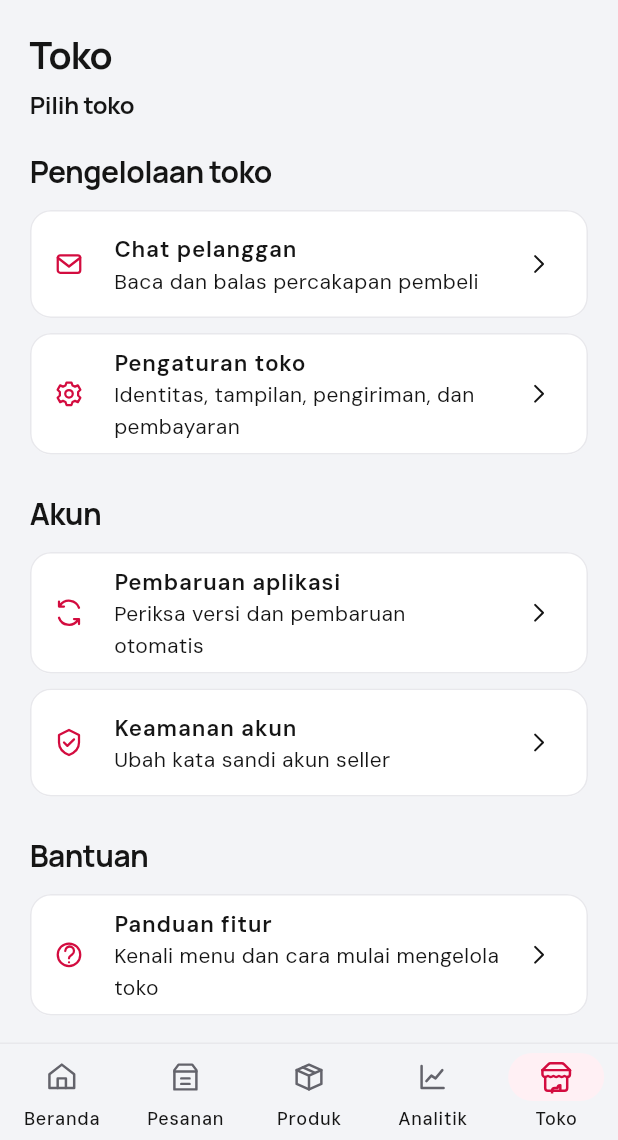
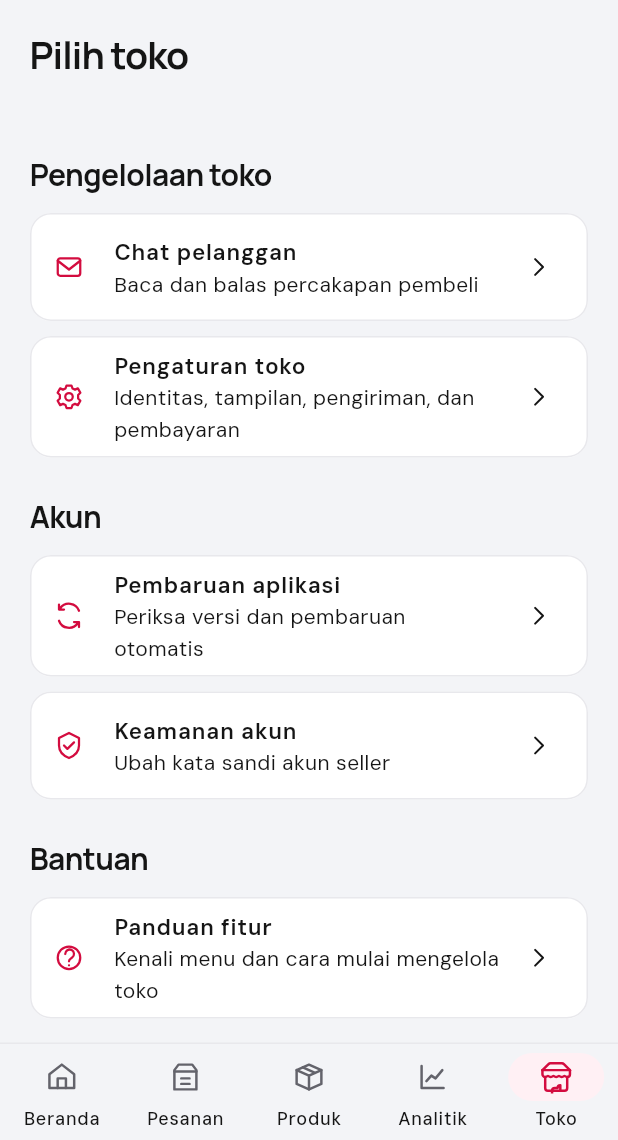
Before and after one commit to khoirulzz/seller-center, a Flutter app: the StoreHubScreen screen opened by its route, on a phone screen of 412 x 824 dp, the part 96-1236 px from its top. Run offline on Flutter 3.47's test engine with Material 3 defaults, Android fonts, the phone set to English and light mode, and no system bars; our stand-ins replace flutter_secure_storage, flutter_svg, go_router, image_picker, share_plus, shared_preferences; missing offline and left inert: shorebird_code_push; accounts and stored records are empty.

Commit message:
style(store): show active shop name with account email as top heading

```diff
--- a/lib/ui/features/store_hub/store_hub_screens.dart
+++ b/lib/ui/features/store_hub/store_hub_screens.dart
@@ -41,13 +41,25 @@ class StoreHubScreen extends StatelessWidget {
         key: const PageStorageKey('store-hub'),
         padding: const EdgeInsets.all(20),
         children: [
-          Text('Toko', style: Theme.of(context).textTheme.headlineMedium),
-          const SizedBox(height: 6),
           Text(
             appState.activeStore?.name ?? 'Pilih toko',
-            style: Theme.of(context).textTheme.titleMedium,
+            key: const Key('store-hub-shop-name'),
+            maxLines: 2,
+            overflow: TextOverflow.ellipsis,
+            style: Theme.of(context).textTheme.headlineMedium,
           ),
-          const SizedBox(height: 20),
+          const SizedBox(height: 6),
+          if (appState.user != null)
+            Text(
+              appState.user!.email,
+              key: const Key('store-hub-account-email'),
+              maxLines: 2,
+              overflow: TextOverflow.ellipsis,
+              style: Theme.of(context).textTheme.bodyMedium?.copyWith(
+                    color: NsColors.textSecondary,
+                  ),
+            ),
+          const SizedBox(height: 24),
           Text('Pengelolaan toko',
               style: Theme.of(context).textTheme.titleLarge),
           const SizedBox(height: 12),
```
